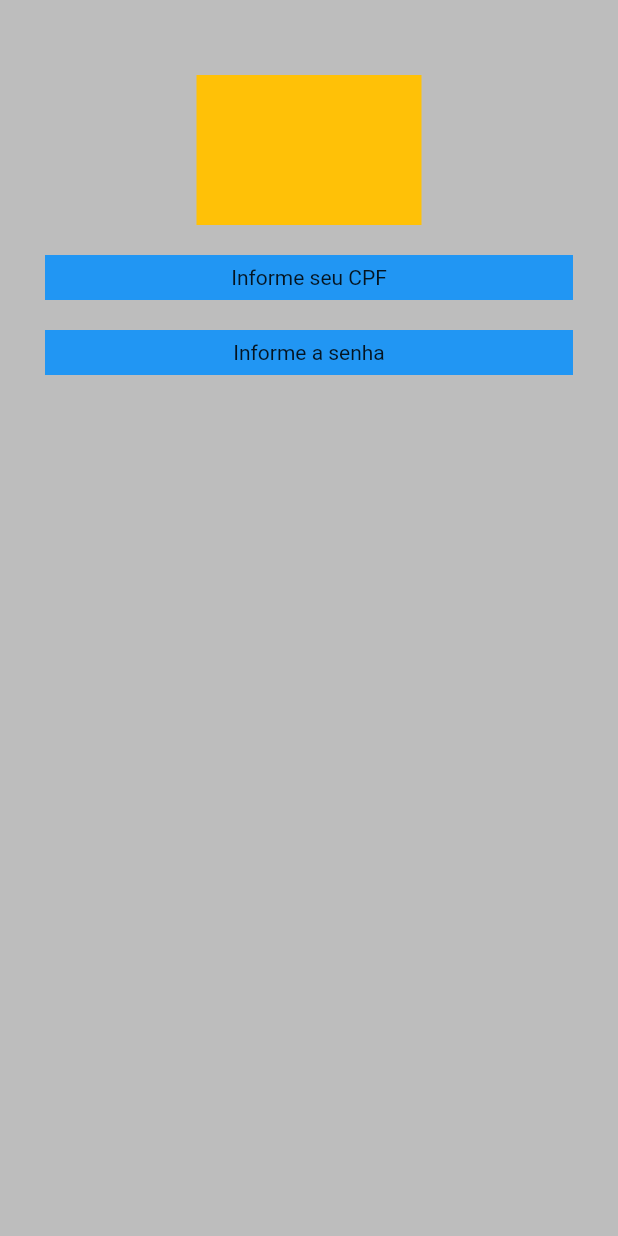
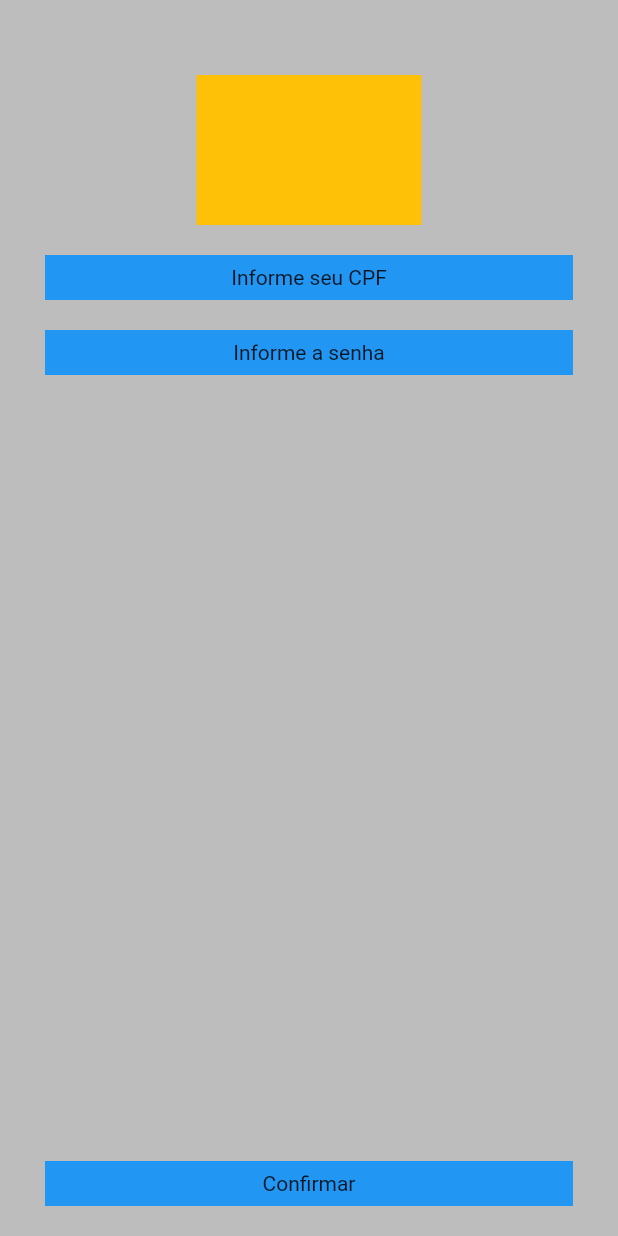
Before and after one commit to jfabiosan/trilhaapp, a Flutter app: the screen it shows after launch, on a phone screen of 412 x 824 dp. Run offline on Flutter 3.47's test engine with Material 2 defaults, Android fonts, the phone set to English and light mode, and no system bars; our stand-ins replace google_fonts.

Commit message:
organizando quadros na tela

```diff
--- a/lib/login_page.dart
+++ b/lib/login_page.dart
@@ -48,6 +48,18 @@ class _LoginPageState extends State<LoginPage> {
                 alignment: Alignment.center,
                 child: const Text("Informe a senha"),
               ),
+              Expanded(child: Container()),
+              Container(
+                width: double.infinity,
+                height: 30,
+                margin: const EdgeInsets.symmetric(horizontal: 30),
+                color: Colors.blue,
+                alignment: Alignment.center,
+                child: const Text("Confirmar"),
+              ),
+              const SizedBox(
+                height: 20,
+              ),
             ],
           ),
         ),
```
